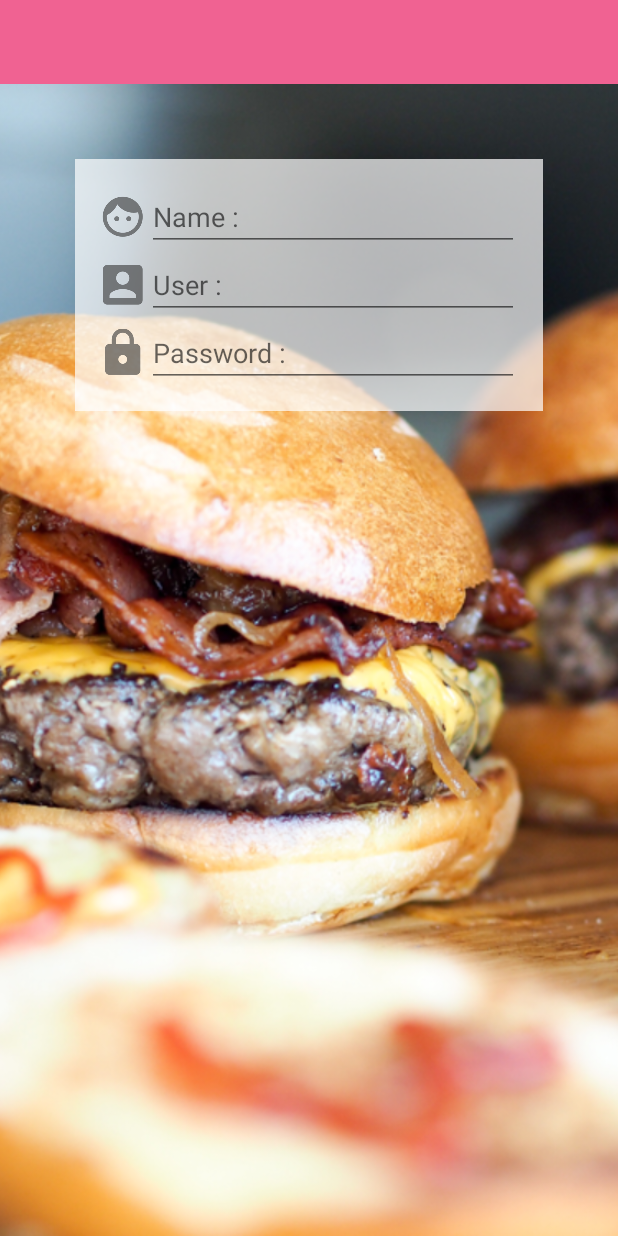
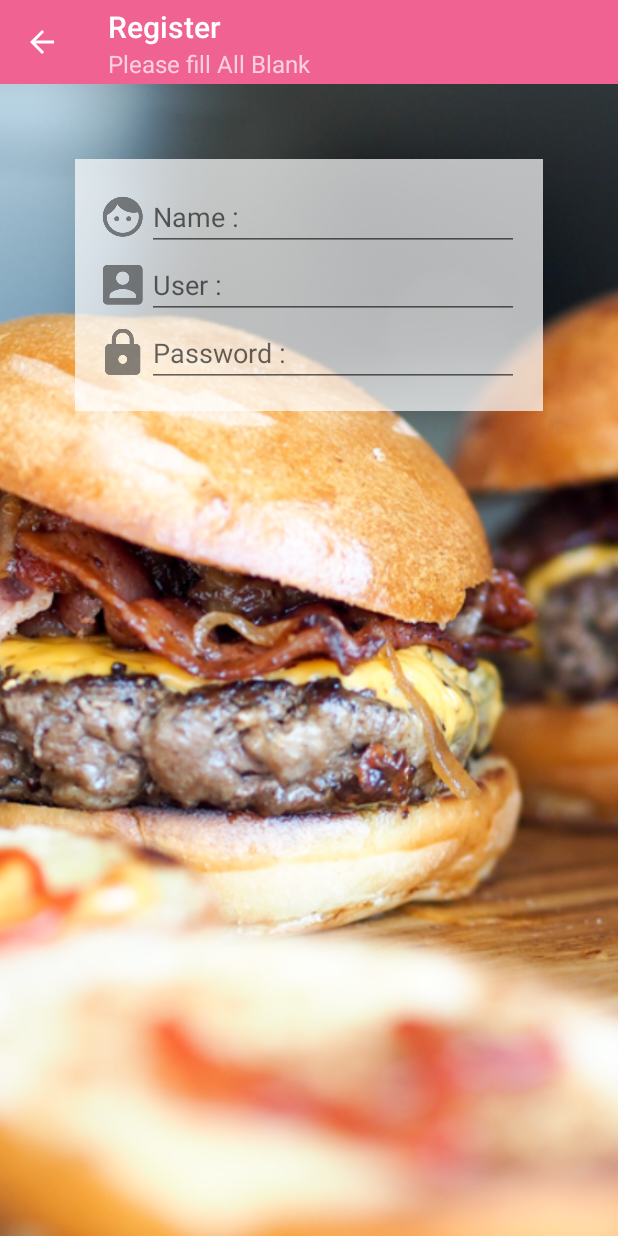
Before and after one commit to prawitn422/OanQRCode, an Android app: the screen it shows after launch (MainActivity), after a tap on "New Register", on a phone screen of 412 x 824 dp. Run offline under Robolectric (Android 15) with nearby library versions, the phone set to English and light mode, and no system bars.

```diff
--- a/app/src/main/java/oansweety/cpn/co/th/oanqrcode/fragment/RegisterFragment.java
+++ b/app/src/main/java/oansweety/cpn/co/th/oanqrcode/fragment/RegisterFragment.java
@@ -3,10 +3,12 @@ package oansweety.cpn.co.th.oanqrcode.fragment;
 import android.os.Bundle;
 import android.support.annotation.Nullable;
 import android.support.v4.app.Fragment;
+import android.support.v7.widget.Toolbar;
 import android.view.LayoutInflater;
 import android.view.View;
 import android.view.ViewGroup;
 
+import oansweety.cpn.co.th.oanqrcode.MainActivity;
 import oansweety.cpn.co.th.oanqrcode.R;
 
 /**
@@ -15,6 +17,40 @@ import oansweety.cpn.co.th.oanqrcode.R;
 
 public class RegisterFragment extends Fragment{
 
+    @Override
+    public void onActivityCreated(@Nullable Bundle savedInstanceState) {
+        super.onActivityCreated(savedInstanceState);
+
+//        Create Toolbar
+        createToolbar();
+
+
+    }   // Main Method
+
+    private void createToolbar() {
+
+//        Config Toolbar
+        Toolbar toolbar = getView().findViewById(R.id.toolbarRegister);
+        ((MainActivity)getActivity()).setSupportActionBar(toolbar);
+
+//        Setup Title and SubTitle
+        ((MainActivity) getActivity()).getSupportActionBar().setTitle(getString(R.string.register));
+        ((MainActivity) getActivity()).getSupportActionBar().setSubtitle(getString(R.string.message_register));
+
+//        Setup Navigator
+        ((MainActivity) getActivity()).getSupportActionBar().setHomeButtonEnabled(true);        // Display, <- Button
+        ((MainActivity) getActivity()).getSupportActionBar().setDisplayHomeAsUpEnabled(true);   // Click, <- Button
+
+        toolbar.setNavigationOnClickListener(new View.OnClickListener() {
+            @Override
+            public void onClick(View view) {
+                getActivity().getSupportFragmentManager().popBackStack();
+            }
+        });
+
+
+    }
+
     @Nullable
     @Override
     public View onCreateView(LayoutInflater inflater, @Nullable ViewGroup container, @Nullable Bundle savedInstanceState) {
--- a/app/src/main/res/layout/fragment_register.xml
+++ b/app/src/main/res/layout/fragment_register.xml
@@ -5,6 +5,7 @@
 
     <!--Toolbar-->
     <android.support.v7.widget.Toolbar
+        android:id="@+id/toolbarRegister"
         android:theme="@style/ThemeOverlay.AppCompat.Dark.ActionBar"
         android:background="@color/colorPrimary"
         android:layout_width="match_parent"
--- a/app/src/main/res/values/strings.xml
+++ b/app/src/main/res/values/strings.xml
@@ -2,4 +2,6 @@
     <string name="app_name">Oan QR Code</string>
     <string name="user">User :</string>
     <string name="password">Password :</string>
+    <string name="register">Register</string>
+    <string name="message_register">Please fill All Blank</string>
 </resources>
```
